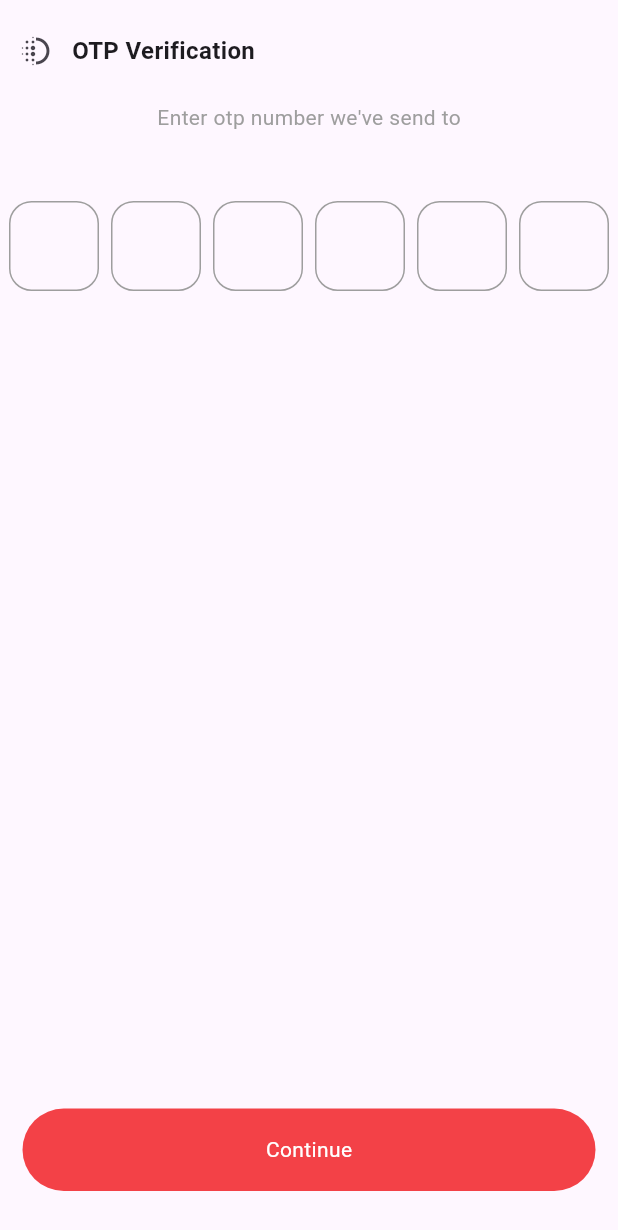
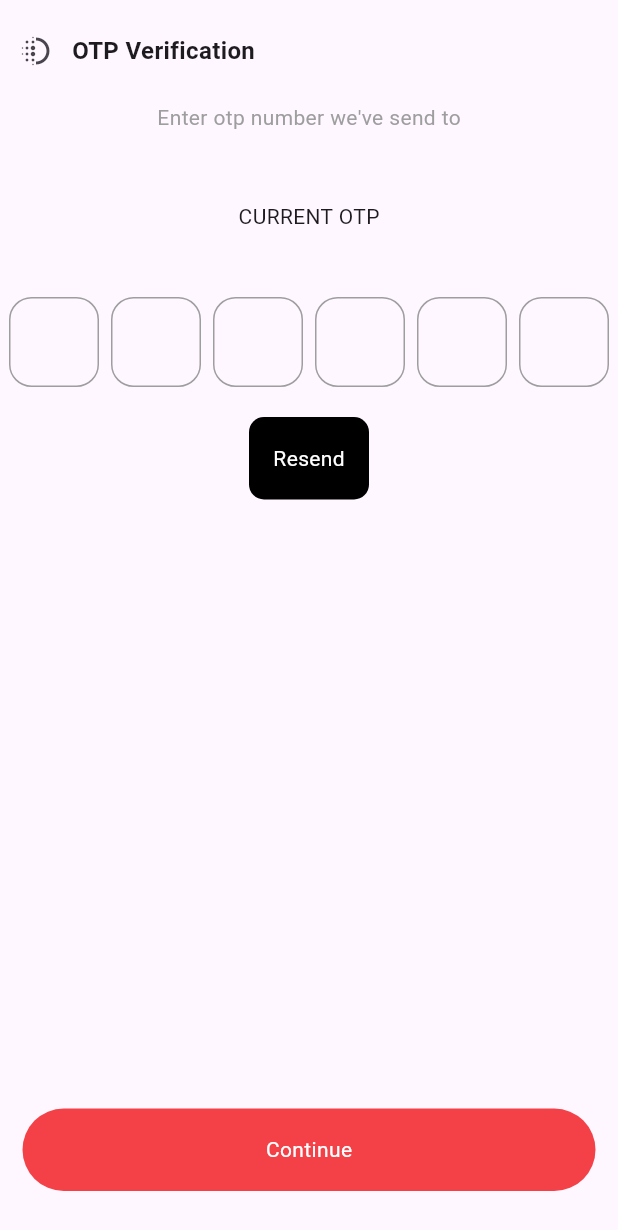
Before and after one commit to mibad862/o-deliver, a Flutter app: the VerifyOtp screen opened directly with empty values, on a phone screen of 412 x 824 dp. Shown: the top 1230 px of the screen. Run offline on Flutter 3.47's test engine with Material 3 defaults, Android fonts, the phone set to English and light mode, and no system bars; drawn by our look-alikes of pinput; our stand-ins replace dotted_border, dropdown_button2, firebase_core, firebase_messaging, flutter_easyloading, flutter_local_notifications and 9 more; missing offline and left inert: app_settings, flutter_background_service; accounts and stored records are empty; network calls fail.

Commit message:
Resend OTP API implemented

```diff
--- a/lib/api_handler/api_wrapper.dart
+++ b/lib/api_handler/api_wrapper.dart
@@ -38,8 +38,6 @@ class ApiService {
 
     final accessToken = await SharedPrefHelper.getString("access-token");
 
-    print("ACCESS TOKEN $accessToken");
-
     final url = Uri.parse('${NetworkConstantsUtil.baseUrl}$endpoint');
 
     final response = await http.post(
@@ -64,7 +62,6 @@ class ApiService {
   ) async {
     final url = Uri.parse('${NetworkConstantsUtil.baseUrl}$endpoint');
 
-    print(url);
 
     final response = await http.get(
       url,
--- a/lib/api_handler/network_constant.dart
+++ b/lib/api_handler/network_constant.dart
@@ -20,13 +20,13 @@ class NetworkConstantsUtil {
   static String assignedOrders = 'driver/fetch_driver_assigned_closest_orders';
   static String updateOrder = 'driver/order-status';
   static String vehicles = 'driver/vehicles';
+  static String resendOTP = 'driver/resend-otp';
   static String logout = 'driver/logout/';
 
   static String loginWithPhone = 'users/login-with-phonenumber';
 
   static String socialLogin = 'users/login-social';
   static String forgotPassword = 'users/forgot-password-request';
-  static String resendOTP = 'users/resend-otp';
   static String verifyRegistrationOTP = 'users/verify-registration-otp';
   static String verifyFwdPWDOTP = 'users/forgot-password-verify-otp';
   static String verifyChangePhoneOTP = 'users/verify-otp';
--- a/lib/background_service.dart
+++ b/lib/background_service.dart
@@ -146,10 +146,6 @@ void onStart(ServiceInstance service) async {
     print("Error: Missing or invalid driver ID");
   }
 
-  // final String apiUrl = "https://driverapp.staging.pegasync.com/api/driver/update_driver_location/$currentDriverId";
-  final String apiUrl =
-      "http://192.168.10.70:8000/driver/update_driver_location/$currentDriverId";
-
   // Start location updates
   locationService.startLocationUpdates(service);
 
--- a/lib/components/area_dropdown.dart
+++ b/lib/components/area_dropdown.dart
@@ -104,7 +104,7 @@ class _AreaSelectionDialogState extends State<AreaSelectionDialog> {
           onPressed: () {
             Navigator.of(context).pop(selectedAreas); // Return the selected areas
           },
-          child: Text('Done'),
+          child: const Text('Done'),
         ),
       ],
     );
--- a/lib/components/custom_bottom_bar.dart
+++ b/lib/components/custom_bottom_bar.dart
@@ -22,7 +22,6 @@ class _CustomBottomBarState extends State<CustomBottomBar> {
   SnakeBarBehaviour snakeBarStyle = SnakeBarBehaviour.floating;
   EdgeInsets padding = const EdgeInsets.all(12);
 
-  int _selectedItemPosition = 0;
   SnakeShape snakeShape = SnakeShape.circle;
 
   bool showSelectedLabels = false;
--- a/lib/components/delivery_card.dart
+++ b/lib/components/delivery_card.dart
@@ -13,7 +13,7 @@ class DeliveryCard extends StatelessWidget {
   final double price;
 
   const DeliveryCard({
-    Key? key,
+    super.key,
     required this.applicationId,
     required this.status,
     required this.fromCity,
@@ -23,7 +23,7 @@ class DeliveryCard extends StatelessWidget {
     required this.vehicleType,
     required this.weight,
     required this.price,
-  }) : super(key: key);
+  });
 
   @override
   Widget build(BuildContext context) {
--- a/lib/main.dart
+++ b/lib/main.dart
@@ -18,9 +18,7 @@ import 'package:o_deliver/screens/pickup/pickup_detail_screen.dart';
 import 'package:o_deliver/screens/splash_screen.dart';
 import 'package:permission_handler/permission_handler.dart';
 import 'package:provider/provider.dart';
-
 import 'firebase_options.dart';
-import 'notification_services.dart';
 import 'providers/deliveryScreen_provider.dart';
 import 'providers/forgetpassword_provider.dart';
 import 'providers/resetpassword_provider.dart';
@@ -272,10 +270,11 @@ final GoRouter router = GoRouter(
       },
     ),
     GoRoute(
-      path: '/verifyOtp/:emailText',
+      path: '/verifyOtp/:emailText/:otp',
       builder: (context, state) {
         final String emailText = state.pathParameters["emailText"] ?? "";
-        return VerifyOtp(emailText: emailText);
+        final String otp = state.pathParameters["otp"] ?? "";
+        return VerifyOtp(emailText: emailText, otp: otp);
       },
     ),
     GoRoute(
--- a/lib/notification_services.dart
+++ b/lib/notification_services.dart
@@ -97,7 +97,7 @@ class NotificationServices {
   }
 
   Future<void> showNotification(RemoteMessage message) async {
-    AndroidNotificationChannel channel = AndroidNotificationChannel(
+    AndroidNotificationChannel channel = const AndroidNotificationChannel(
       // message.data["channel_id"],
       "1",
       "High Important Notification",
--- a/lib/providers/deliveryScreen_provider.dart
+++ b/lib/providers/deliveryScreen_provider.dart
@@ -104,7 +104,7 @@ class DeliveryScreenProvider extends ChangeNotifier {
     }
 
     try {
-      print('Sending request to update driver status...');
+
 
       // Call the API with the Bearer token in the headers
       final responseData = await ApiService.getApiWithToken(
--- a/lib/providers/sigin_provider.dart
+++ b/lib/providers/sigin_provider.dart
@@ -101,7 +101,9 @@ class SignInProvider with ChangeNotifier {
         final int otp = responseData['otp'] ?? 'Login successful!';
         print(otp);
         showCustomSnackBar(context, message);
-        context.go("/verifyOtp/${emailController.text.toString()}");
+        // context.go("/verifyOtp/${emailController.text.toString()}");
+        context.go("/verifyOtp/${emailController.text.toString()}/$otp");
+
         clearControllers();
       } else {
         // Handle error case
--- a/lib/screens/auth/reset_password.dart
+++ b/lib/screens/auth/reset_password.dart
@@ -29,7 +29,7 @@ class ResetPassword extends StatelessWidget {
                     children: [
                       Text(
                         "Reset Password $email",
-                        style: TextStyle(
+                        style: const TextStyle(
                           fontSize: 30,
                           fontWeight: FontWeight.bold,
                           color: Color(0xfff34147),
@@ -38,7 +38,7 @@ class ResetPassword extends StatelessWidget {
 
                       Text(
                         "Token $token",
-                        style: TextStyle(
+                        style: const TextStyle(
                           fontSize: 30,
                           fontWeight: FontWeight.bold,
                           color: Color(0xfff34147),
--- a/lib/screens/auth/signin.dart
+++ b/lib/screens/auth/signin.dart
@@ -34,8 +34,8 @@ class SignInState extends State<SignIn> {
                 children: [
                   appBar(),
 
-                  Text("EMAIL : ${signInProvider.emailController.text}"),
-                  Text("PASS ${signInProvider.passwordController.text}"),
+                  // Text("EMAIL : ${signInProvider.emailController.text}"),
+                  // Text("PASS ${signInProvider.passwordController.text}"),
 
                   //Email
                   CustomTextField(
--- a/lib/screens/auth/verify_otp.dart
+++ b/lib/screens/auth/verify_otp.dart
@@ -8,9 +8,11 @@ class VerifyOtp extends StatefulWidget {
   const VerifyOtp({
     super.key,
     required this.emailText,
+    required this.otp,
   });
 
   final String emailText;
+  final String otp;
 
   @override
   State<VerifyOtp> createState() => _VerifyOtpState();
@@ -43,6 +45,12 @@ class _VerifyOtpState extends State<VerifyOtp> {
                 child: Column(
                   children: [
                     appBar(),
+                    Text("CURRENT OTP"),
+                    if (otpProvider.currentOTP.isEmpty) Text(widget.otp),
+                    Text(
+                      otpProvider.currentOTP,
+                      style: TextStyle(fontSize: 16), // Adjust style as needed
+                    ),
                     Pinput(
                       obscureText: true,
                       length: 6,
@@ -55,8 +63,18 @@ class _VerifyOtpState extends State<VerifyOtp> {
                         border: Border.all(color: const Color(0xfff34147)),
                       ),
                     ),
+                    SizedBox(height: 20),
+                    otpProvider.isResendLoading
+                        ? const CircularProgressIndicator()
+                        : CustomButton(
+                            onTap: () {
+                              otpProvider.resendOTP(widget.emailText, context);
+                            },
+                            buttonText: "Resend",
+                            sizeWidth: 80,
+                          ),
                     const Spacer(),
-                    otpProvider.isLoading
+                    otpProvider.isContinueLoading
                         ? const Align(
                             alignment: Alignment.center,
                             child: CircularProgressIndicator())
@@ -75,7 +93,7 @@ class _VerifyOtpState extends State<VerifyOtp> {
                               buttonColor: const Color(0xfff34147),
                             ),
                           ),
-                    SizedBox(height: 20),
+                    const SizedBox(height: 20),
                   ],
                 ),
               )
@@ -111,11 +129,10 @@ class _VerifyOtpState extends State<VerifyOtp> {
         ),
         Text(
           widget.emailText,
-          style: TextStyle(color: Color(0xfff34147)),
+          style: const TextStyle(color: Color(0xfff34147)),
         ),
         const SizedBox(height: 25),
       ],
     );
   }
-
 }
--- a/lib/screens/pickup/pickup_detail_screen.dart
+++ b/lib/screens/pickup/pickup_detail_screen.dart
@@ -367,7 +367,7 @@ class _PickUpDetailScreenState extends State<PickUpDetailScreen> {
                     // Round rect border
                     radius: const Radius.circular(12),
                     // Rounded corners
-                    dashPattern: [5, 5],
+                    dashPattern: const [5, 5],
                     // Do
                     child: const SizedBox(
                       width: double.infinity,
--- a/lib/widgets/notificaiton_service_manager.dart
+++ b/lib/widgets/notificaiton_service_manager.dart
@@ -141,17 +141,17 @@ class NotificationServiceManager {
     String? payload,
   }) async {
     // Define action buttons for the notification
-    final AndroidNotificationAction acceptAction = AndroidNotificationAction(
+    const AndroidNotificationAction acceptAction = AndroidNotificationAction(
       'accept', // Action ID
       'Accept', // Button text
     );
 
-    final AndroidNotificationAction declineAction = AndroidNotificationAction(
+    const AndroidNotificationAction declineAction = AndroidNotificationAction(
       'decline', // Action ID
       'Decline', // Button text
     );
 
-    AndroidNotificationDetails androidDetails = AndroidNotificationDetails(
+    AndroidNotificationDetails androidDetails = const AndroidNotificationDetails(
       'channel_id',
       // This should match the channel ID defined in _createNotificationChannel
       'Channel Name',
```
Also changed, not shown: lib/providers/verifyOtp_provider.dart (+58 -4 lines), lib/screens/auth/signup.dart (+10 -10 lines).
